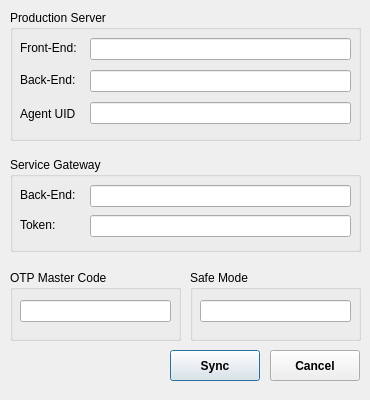
This is src/app/view/widgets/ui/ServerConfigGui.ui in angustino88/agent as Qt 5 draws it before an edit. The edited form follows.
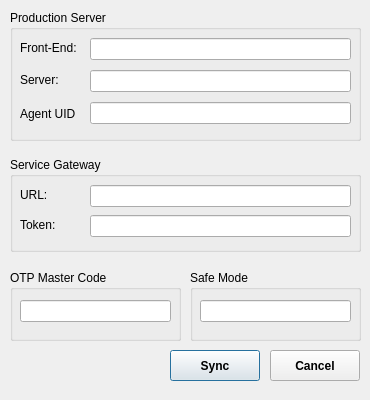
This is the edited form. Icons and pictures are not drawn.

```diff
--- a/src/app/view/widgets/ui/ServerConfigGui.ui
+++ b/src/app/view/widgets/ui/ServerConfigGui.ui
@@ -89,7 +89,7 @@
      </rect>
     </property>
     <property name="text">
-     <string>Back-End:</string>
+     <string>Server:</string>
     </property>
    </widget>
    <widget class="QLineEdit" name="prod_backend_edit">
@@ -194,7 +194,7 @@
      </rect>
     </property>
     <property name="text">
-     <string>Back-End:</string>
+     <string>URL:</string>
     </property>
    </widget>
    <widget class="QLabel" name="label_11">
```
